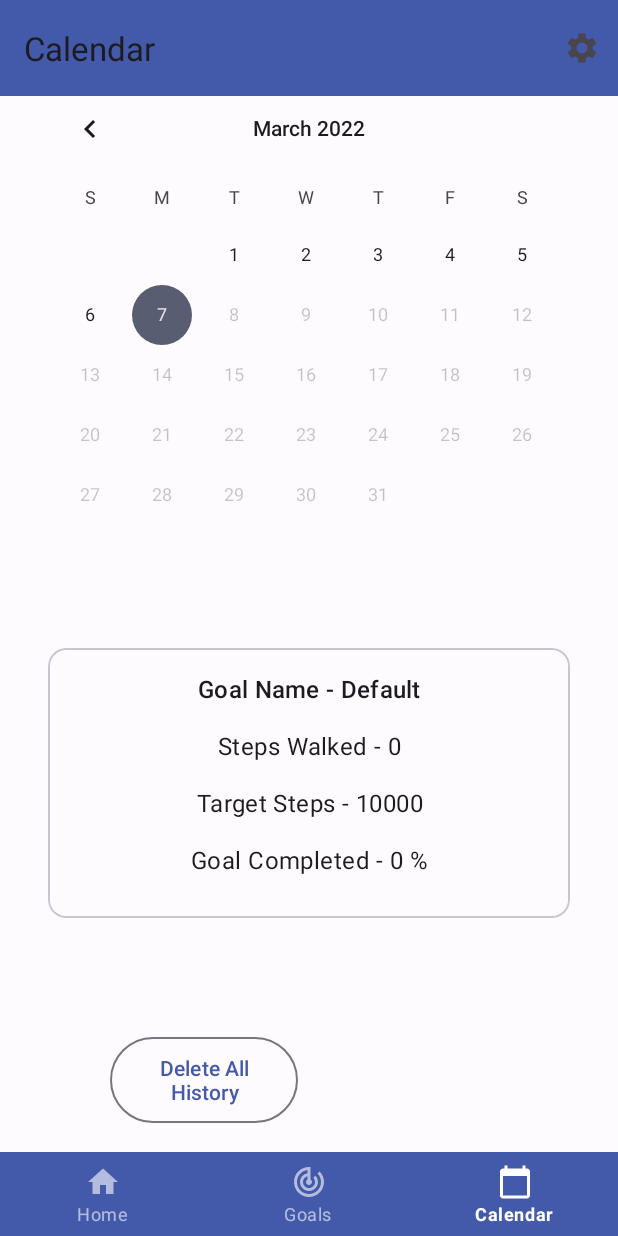
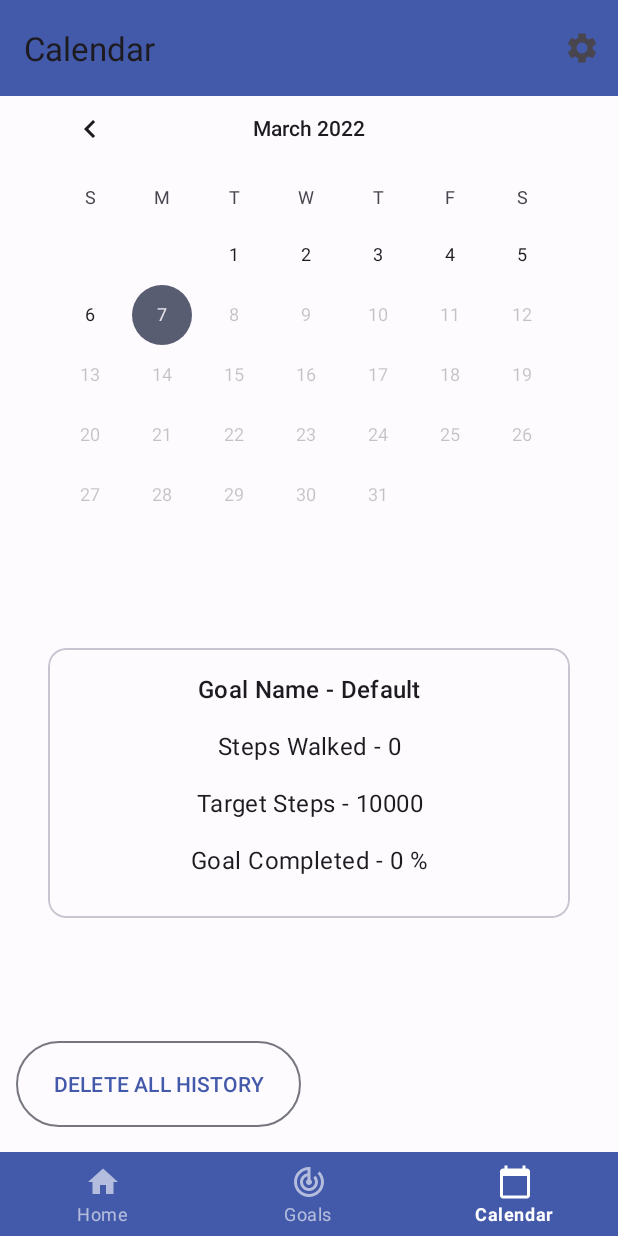
Before and after one commit to Blair-Mckenzie/AGSR, an Android app: the fragment_calendar screen opened through its navigation route, on a phone screen of 412 x 824 dp. Run offline under Robolectric (Android 15) with nearby library versions, the phone set to English and light mode, and no system bars; our stand-ins replace Room's generated code, navigation-ui.

```diff
--- a/app/src/main/res/layout/fragment_calendar.xml
+++ b/app/src/main/res/layout/fragment_calendar.xml
@@ -30,25 +30,29 @@
     <Button
         android:id="@+id/delete_history_button"
         style="?attr/materialButtonOutlinedStyle"
-        android:layout_width="125dp"
+        android:layout_width="190dp"
         android:layout_height="65dp"
         android:layout_marginEnd="140dp"
         android:text="@string/delete_all_history"
         app:layout_constraintBottom_toBottomOf="parent"
         app:layout_constraintEnd_toEndOf="parent"
+        app:layout_constraintHorizontal_bias="0.132"
         app:layout_constraintStart_toStartOf="parent"
-        app:layout_constraintTop_toBottomOf="@+id/history_recycler_view" />
+        app:layout_constraintTop_toBottomOf="@+id/history_recycler_view"
+        app:layout_constraintVertical_bias="0.52" />
 
     <Button
         android:id="@+id/edit_history_button"
         style="?attr/materialButtonOutlinedStyle"
-        android:layout_width="125dp"
+        android:layout_width="190dp"
         android:layout_height="65dp"
-        app:layout_constraintBottom_toBottomOf="parent"
         android:layout_marginStart="140dp"
         android:text="@string/edit_history"
+        app:layout_constraintBottom_toBottomOf="parent"
         app:layout_constraintEnd_toEndOf="parent"
+        app:layout_constraintHorizontal_bias="0.802"
         app:layout_constraintStart_toStartOf="parent"
-        app:layout_constraintTop_toBottomOf="@+id/history_recycler_view" />
+        app:layout_constraintTop_toBottomOf="@+id/history_recycler_view"
+        app:layout_constraintVertical_bias="0.52" />
 
 </androidx.constraintlayout.widget.ConstraintLayout>
--- a/app/src/main/res/values/strings.xml
+++ b/app/src/main/res/values/strings.xml
@@ -7,7 +7,7 @@
     <string name="profile_fragment_message">Walking Goals</string>
     <string name="calendar_fragment_message">Calendar</string>
     <string name="steps_input">Add Steps</string>
-    <string name="enter_button_text">Enter</string>
+    <string name="enter_button_text">ENTER</string>
     <string name="title_input">Activity Name</string>
     <string name="target_text">Default</string>
     <string name="delete_steps">Remove</string>
@@ -15,11 +15,11 @@
     <string name="target_title_input">Goal Name</string>
     <string name="target_num_steps_input">Number of Steps</string>
     <string name="cancel_button_text">Cancel</string>
-    <string name="add_button_text">Add</string>
+    <string name="add_button_text">ADD</string>
     <string name="settings_text">Settings</string>
     <string name="about_menu_text">About</string>
     <string name="toggle_editable_goals">Toggle editable goals</string>
     <string name="toggle_historical_editing">Toggle Historical Editing</string>
-    <string name="delete_all_history">Delete All History</string>
-    <string name="edit_history">Edit/Add Activity</string>
+    <string name="delete_all_history">DELETE ALL HISTORY</string>
+    <string name="edit_history">EDIT/ADD ACTIVITY</string>
 </resources>
```
